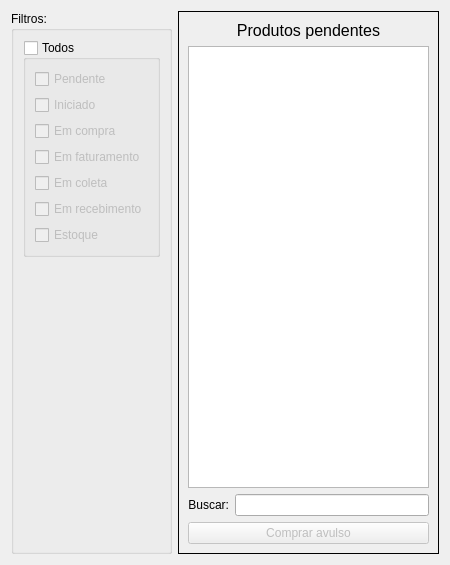
The window that ui/widgetcomprapendentes.ui (lellisls/ERP-STACCATO) describes before a commit, drawn with Qt 5.
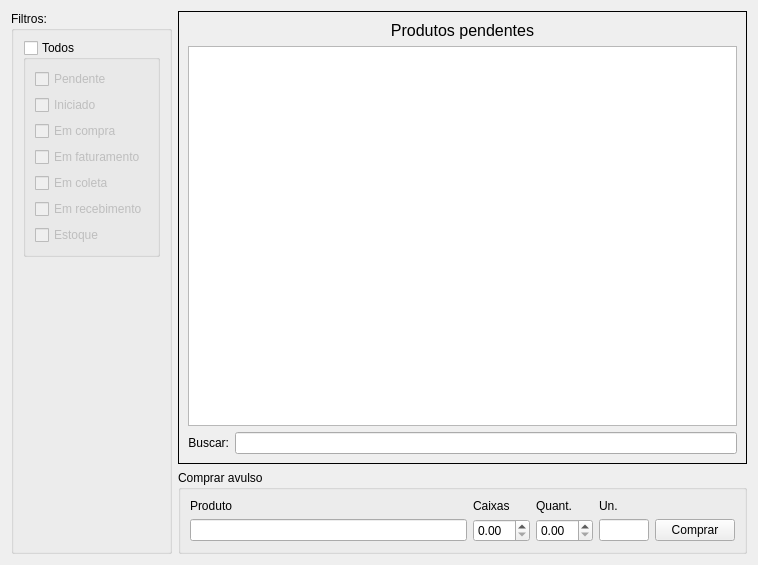
The same window after the commit. Custom widgets are drawn as their Qt base class.

Commit message: Implementado compra avulsa

Patch:
```diff
--- a/ui/widgetcomprapendentes.ui
+++ b/ui/widgetcomprapendentes.ui
@@ -6,7 +6,7 @@
    <rect>
     <x>0</x>
     <y>0</y>
-    <width>450</width>
+    <width>758</width>
     <height>565</height>
    </rect>
   </property>
@@ -14,7 +14,168 @@
    <string>Form</string>
   </property>
   <layout class="QGridLayout" name="gridLayout">
-   <item row="0" column="0">
+   <item row="0" column="1">
+    <widget class="QFrame" name="frame">
+     <property name="frameShape">
+      <enum>QFrame::Box</enum>
+     </property>
+     <property name="frameShadow">
+      <enum>QFrame::Plain</enum>
+     </property>
+     <layout class="QGridLayout" name="gridLayout_2">
+      <item row="2" column="0">
+       <widget class="QLabel" name="labelPedidosCompra_2">
+        <property name="text">
+         <string>Buscar:</string>
+        </property>
+        <property name="alignment">
+         <set>Qt::AlignRight|Qt::AlignTrailing|Qt::AlignVCenter</set>
+        </property>
+       </widget>
+      </item>
+      <item row="2" column="1">
+       <widget class="QLineEdit" name="lineEditBusca"/>
+      </item>
+      <item row="1" column="0" colspan="2">
+       <widget class="TableView" name="table">
+        <property name="editTriggers">
+         <set>QAbstractItemView::NoEditTriggers</set>
+        </property>
+        <property name="alternatingRowColors">
+         <bool>true</bool>
+        </property>
+        <property name="selectionBehavior">
+         <enum>QAbstractItemView::SelectRows</enum>
+        </property>
+        <property name="sortingEnabled">
+         <bool>true</bool>
+        </property>
+        <attribute name="horizontalHeaderCascadingSectionResizes">
+         <bool>true</bool>
+        </attribute>
+        <attribute name="horizontalHeaderStretchLastSection">
+         <bool>false</bool>
+        </attribute>
+       </widget>
+      </item>
+      <item row="0" column="0" colspan="2">
+       <widget class="QLabel" name="labelPedidosCompra">
+        <property name="sizePolicy">
+         <sizepolicy hsizetype="Preferred" vsizetype="Fixed">
+          <horstretch>0</horstretch>
+          <verstretch>0</verstretch>
+         </sizepolicy>
+        </property>
+        <property name="font">
+         <font>
+          <pointsize>12</pointsize>
+         </font>
+        </property>
+        <property name="text">
+         <string>Produtos pendentes</string>
+        </property>
+        <property name="alignment">
+         <set>Qt::AlignCenter</set>
+        </property>
+       </widget>
+      </item>
+     </layout>
+    </widget>
+   </item>
+   <item row="1" column="1">
+    <widget class="QGroupBox" name="groupBox">
+     <property name="title">
+      <string>Comprar avulso</string>
+     </property>
+     <layout class="QGridLayout" name="gridLayout_3">
+      <item row="1" column="4">
+       <widget class="QLineEdit" name="lineEditUn">
+        <property name="sizePolicy">
+         <sizepolicy hsizetype="Fixed" vsizetype="Fixed">
+          <horstretch>0</horstretch>
+          <verstretch>0</verstretch>
+         </sizepolicy>
+        </property>
+        <property name="minimumSize">
+         <size>
+          <width>50</width>
+          <height>0</height>
+         </size>
+        </property>
+        <property name="maximumSize">
+         <size>
+          <width>0</width>
+          <height>16777215</height>
+         </size>
+        </property>
+        <property name="toolTip">
+         <string>&lt;html&gt;&lt;head/&gt;&lt;body&gt;&lt;p&gt;Unidade padrão do produto&lt;/p&gt;&lt;/body&gt;&lt;/html&gt;</string>
+        </property>
+        <property name="text">
+         <string/>
+        </property>
+        <property name="readOnly">
+         <bool>true</bool>
+        </property>
+       </widget>
+      </item>
+      <item row="1" column="5">
+       <widget class="QPushButton" name="pushButtonComprarAvulso">
+        <property name="enabled">
+         <bool>true</bool>
+        </property>
+        <property name="sizePolicy">
+         <sizepolicy hsizetype="Preferred" vsizetype="Fixed">
+          <horstretch>0</horstretch>
+          <verstretch>0</verstretch>
+         </sizepolicy>
+        </property>
+        <property name="text">
+         <string>Comprar</string>
+        </property>
+       </widget>
+      </item>
+      <item row="1" column="0">
+       <widget class="ItemBox" name="itemBoxProduto"/>
+      </item>
+      <item row="1" column="3">
+       <widget class="QDoubleSpinBox" name="doubleSpinBoxQuantAvulso"/>
+      </item>
+      <item row="1" column="2">
+       <widget class="QDoubleSpinBox" name="doubleSpinBoxQuantAvulsoCaixas"/>
+      </item>
+      <item row="0" column="2">
+       <widget class="QLabel" name="label_2">
+        <property name="text">
+         <string>Caixas</string>
+        </property>
+       </widget>
+      </item>
+      <item row="0" column="3">
+       <widget class="QLabel" name="label_5">
+        <property name="text">
+         <string>Quant.</string>
+        </property>
+       </widget>
+      </item>
+      <item row="0" column="0">
+       <widget class="QLabel" name="label_6">
+        <property name="text">
+         <string>Produto</string>
+        </property>
+       </widget>
+      </item>
+      <item row="0" column="4">
+       <widget class="QLabel" name="label_7">
+        <property name="text">
+         <string>Un.</string>
+        </property>
+       </widget>
+      </item>
+     </layout>
+    </widget>
+   </item>
+   <item row="0" column="0" rowspan="2">
     <widget class="QGroupBox" name="groupBox_6">
      <property name="enabled">
       <bool>true</bool>
@@ -124,90 +285,6 @@
      </layout>
     </widget>
    </item>
-   <item row="0" column="1">
-    <widget class="QFrame" name="frame">
-     <property name="frameShape">
-      <enum>QFrame::Box</enum>
-     </property>
-     <property name="frameShadow">
-      <enum>QFrame::Plain</enum>
-     </property>
-     <layout class="QGridLayout" name="gridLayout_7">
-      <item row="2" column="0">
-       <widget class="QLabel" name="labelPedidosCompra_2">
-        <property name="text">
-         <string>Buscar:</string>
-        </property>
-        <property name="alignment">
-         <set>Qt::AlignRight|Qt::AlignTrailing|Qt::AlignVCenter</set>
-        </property>
-       </widget>
-      </item>
-      <item row="2" column="1">
-       <widget class="QLineEdit" name="lineEditBusca"/>
-      </item>
-      <item row="1" column="0" colspan="2">
-       <widget class="TableView" name="tableProdutosPend">
-        <property name="editTriggers">
-         <set>QAbstractItemView::NoEditTriggers</set>
-        </property>
-        <property name="alternatingRowColors">
-         <bool>true</bool>
-        </property>
-        <property name="selectionBehavior">
-         <enum>QAbstractItemView::SelectRows</enum>
-        </property>
-        <property name="sortingEnabled">
-         <bool>true</bool>
-        </property>
-        <attribute name="horizontalHeaderCascadingSectionResizes">
-         <bool>true</bool>
-        </attribute>
-        <attribute name="horizontalHeaderStretchLastSection">
-         <bool>false</bool>
-        </attribute>
-       </widget>
-      </item>
-      <item row="3" column="0" colspan="2">
-       <widget class="QPushButton" name="pushButtonComprar">
-        <property name="enabled">
-         <bool>false</bool>
-        </property>
-        <property name="sizePolicy">
-         <sizepolicy hsizetype="Preferred" vsizetype="Fixed">
-          <horstretch>0</horstretch>
-          <verstretch>0</verstretch>
-         </sizepolicy>
-        </property>
-        <property name="text">
-         <string>Comprar avulso</string>
-        </property>
-       </widget>
-      </item>
-      <item row="0" column="0" colspan="2">
-       <widget class="QLabel" name="labelPedidosCompra">
-        <property name="sizePolicy">
-         <sizepolicy hsizetype="Preferred" vsizetype="Fixed">
-          <horstretch>0</horstretch>
-          <verstretch>0</verstretch>
-         </sizepolicy>
-        </property>
-        <property name="font">
-         <font>
-          <pointsize>12</pointsize>
-         </font>
-        </property>
-        <property name="text">
-         <string>Produtos pendentes</string>
-        </property>
-        <property name="alignment">
-         <set>Qt::AlignCenter</set>
-        </property>
-       </widget>
-      </item>
-     </layout>
-    </widget>
-   </item>
   </layout>
  </widget>
  <customwidgets>
@@ -216,6 +293,11 @@
    <extends>QTableView</extends>
    <header>src/tableview.h</header>
   </customwidget>
+  <customwidget>
+   <class>ItemBox</class>
+   <extends>QLineEdit</extends>
+   <header>src/itembox.h</header>
+  </customwidget>
  </customwidgets>
  <resources/>
  <connections/>
```
The commit also changes 2 other files.
